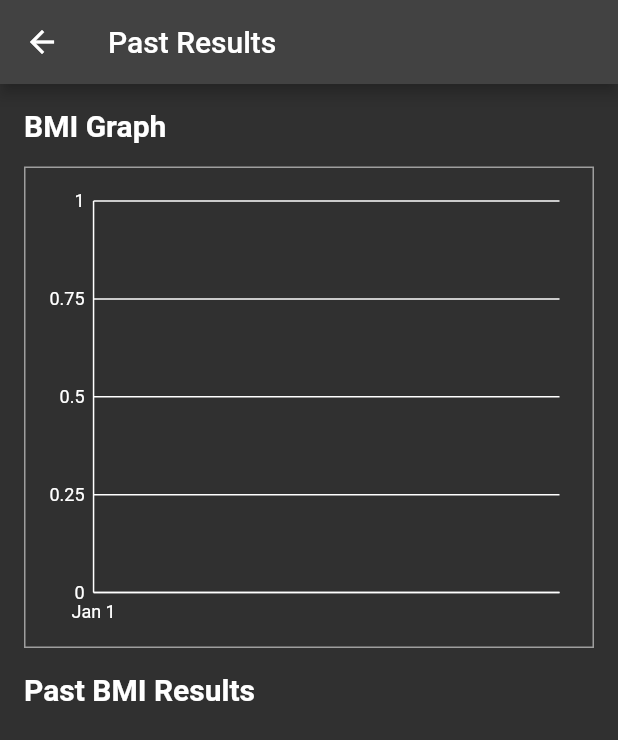
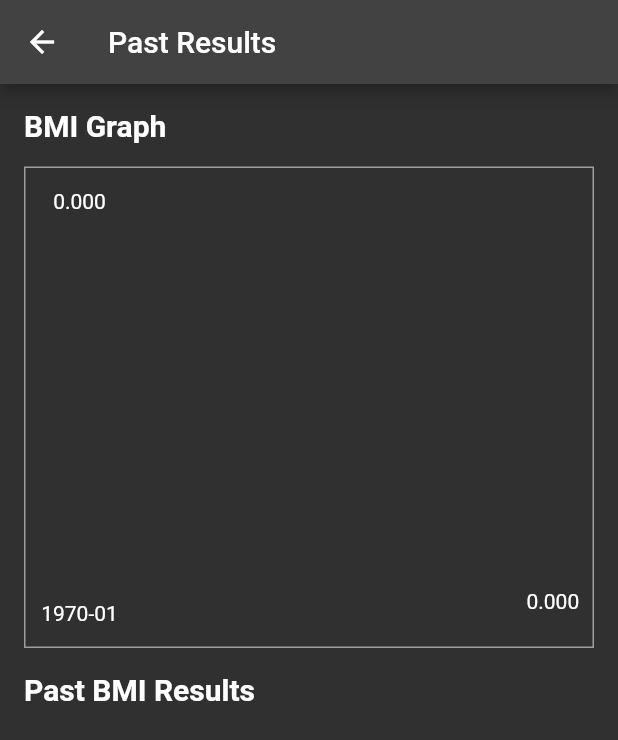
Before and after one commit to superstreber3/flutter_bmi_calc, a Flutter app: the PastResultsPage screen opened directly, on a phone screen of 412 x 824 dp. Shown: the top 740 px of the screen. Run offline on Flutter 3.47's test engine with Material 2 defaults, Android fonts, the phone set to English and light mode, and no system bars; drawn by our look-alikes of fl_chart; our stand-ins replace cloud_firestore, firebase_auth, firebase_core, flutter_svg; missing offline and left inert: dart:html; accounts and stored records are empty; statements that could not run were skipped.

Commit message:
worked on the graph (not yet completed)

```diff
--- a/lib/past_results_page.dart
+++ b/lib/past_results_page.dart
@@ -1,5 +1,5 @@
 import 'package:flutter/material.dart';
-import 'package:charts_flutter/flutter.dart' as charts;
+import 'package:fl_chart/fl_chart.dart';
 import 'package:cloud_firestore/cloud_firestore.dart';
 import 'package:firebase_auth/firebase_auth.dart';
 
@@ -69,31 +69,11 @@ class _PastResultsPageState extends State<PastResultsPage> {
                 decoration: BoxDecoration(
                   border: Border.all(color: Colors.grey),
                 ),
-                child: charts.TimeSeriesChart(
+                child: LineChart(
                   _createSampleData(),
-                  animate: true,
-                  primaryMeasureAxis: charts.NumericAxisSpec(
-                    renderSpec: charts.GridlineRendererSpec(
-                      labelStyle: charts.TextStyleSpec(
-                        fontSize: 12,
-                        color: charts.MaterialPalette.white,
-                      ),
-                      lineStyle: charts.LineStyleSpec(
-                        color: charts.MaterialPalette.white,
-                      ),
-                    ),
-                  ),
-                  domainAxis: charts.DateTimeAxisSpec(
-                    renderSpec: charts.GridlineRendererSpec(
-                      labelStyle: charts.TextStyleSpec(
-                        fontSize: 12,
-                        color: charts.MaterialPalette.white,
-                      ),
-                      lineStyle: charts.LineStyleSpec(
-                        color: charts.MaterialPalette.white,
-                      ),
-                    ),
-                  ),
+                  swapAnimationDuration:
+                      Duration(milliseconds: 150), // Optional
+                  swapAnimationCurve: Curves.linear, // Optional
                 ),
               ),
             ),
@@ -112,7 +92,8 @@ class _PastResultsPageState extends State<PastResultsPage> {
                 itemBuilder: (context, index) {
                   return ListTile(
                     title: Text('Result ${index + 1}'),
-                    subtitle: Text('BMI: ${bmiResults[index].bmi}'),
+                    subtitle: Text(
+                        'BMI: ${bmiResults[index].bmi.toStringAsFixed(2)}'),
                   );
                 },
               ),
@@ -123,16 +104,61 @@ class _PastResultsPageState extends State<PastResultsPage> {
     );
   }
 
-  List<charts.Series<BMIResult, DateTime>> _createSampleData() {
-    return [
-      charts.Series<BMIResult, DateTime>(
-        id: 'BMI Results',
-        colorFn: (_, __) => charts.MaterialPalette.blue.shadeDefault,
-        domainFn: (BMIResult result, _) => result.timestamp,
-        measureFn: (BMIResult result, _) => result.bmi,
-        data: bmiResults,
+  LineChartData _createSampleData() {
+    return LineChartData(
+      lineTouchData: LineTouchData(enabled: false),
+      lineBarsData: [
+        LineChartBarData(
+          spots: bmiResults
+              .map((result) => FlSpot(
+                  result.timestamp.millisecondsSinceEpoch.toDouble() /
+                      1000000000,
+                  result.bmi))
+              .toList(),
+          isCurved: true,
+          dotData: FlDotData(show: false),
+          belowBarData: BarAreaData(show: false),
+          color: Colors.blue,
+        ),
+      ],
+      minY: 0,
+      titlesData: FlTitlesData(
+        bottomTitles: AxisTitles(
+          sideTitles: SideTitles(
+            showTitles: true,
+            reservedSize: 22,
+            getTitlesWidget: (value, meta) {
+              final DateTime dateTime = DateTime.fromMillisecondsSinceEpoch(
+                  value.toInt() * 1000000000);
+              return Text(
+                '${dateTime.year}-${dateTime.month.toString().padLeft(2, '0')}',
+              );
+            },
+          ),
+        ),
+        leftTitles: AxisTitles(
+            sideTitles: SideTitles(
+          showTitles: true,
+          reservedSize: 28,
+          getTitlesWidget: (value, meta) {
+            switch (value.toInt()) {
+              case 10:
+                return Text('10');
+              case 20:
+                return Text('20');
+              case 30:
+                return Text('30');
+              case 40:
+                return Text('40');
+              default:
+                return Text('');
+            }
+          },
+        )),
       ),
-    ];
+      gridData: FlGridData(show: false),
+      borderData: FlBorderData(show: false),
+    );
   }
 }
 
--- a/pubspec.yaml
+++ b/pubspec.yaml
@@ -19,11 +19,14 @@ environment:
 dependencies:
   flutter:
     sdk: flutter
+  flutter_localizations:
+    sdk: flutter
+  intl: any
   flutter_svg: ^1.0.3
   firebase_core: ^2.8.0
   cloud_firestore: ^4.4.5
   firebase_auth: ^4.3.0
-  charts_flutter: ^0.12.0
+  fl_chart: ^0.55.2
 
 dev_dependencies:
   flutter_test:
```
